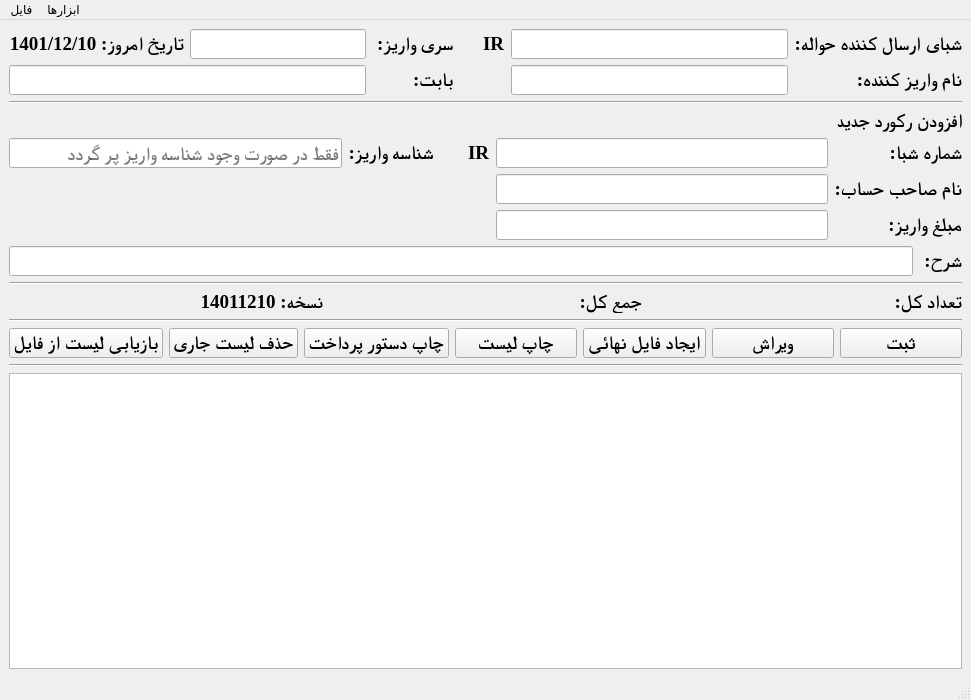
Above: mainwindow.ui from ahmadbabayi/QtBmipaya before the change. Below: the same form after it.
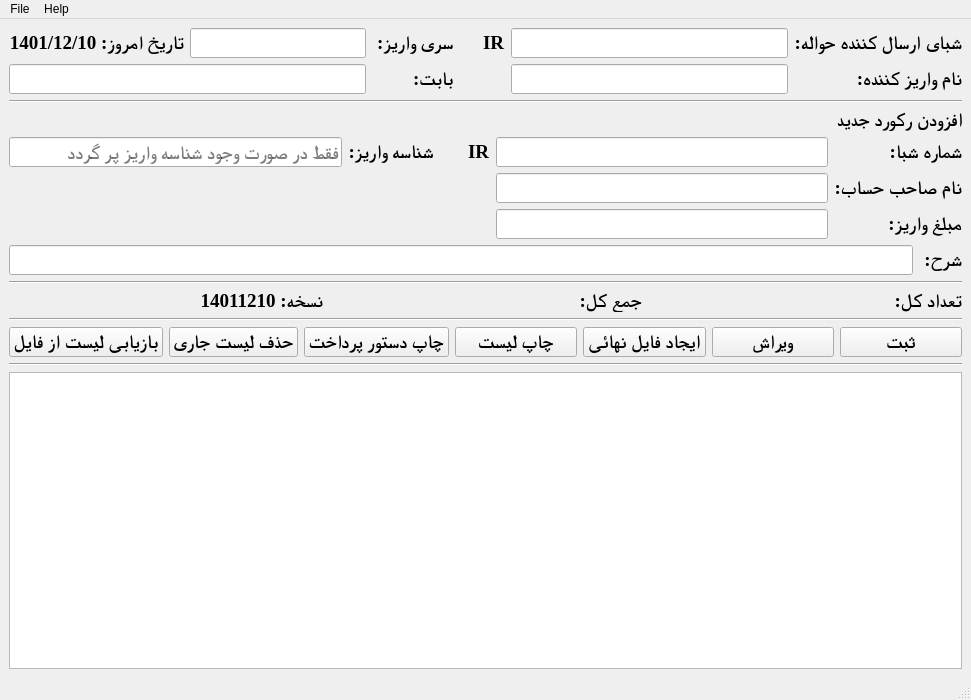
That is the form after the change.

Commit message: Help menu created.

```diff
--- a/mainwindow.ui
+++ b/mainwindow.ui
@@ -390,12 +390,12 @@
      <x>0</x>
      <y>0</y>
      <width>971</width>
-     <height>23</height>
+     <height>22</height>
     </rect>
    </property>
    <widget class="QMenu" name="menu">
     <property name="title">
-     <string>فایل</string>
+     <string>File</string>
     </property>
     <addaction name="Excelmport"/>
     <addaction name="ExcelExport"/>
@@ -404,7 +404,7 @@
    </widget>
    <widget class="QMenu" name="menu_2">
     <property name="title">
-     <string>ابزارها</string>
+     <string>Help</string>
     </property>
     <addaction name="action_8"/>
     <addaction name="action_9"/>
```
Left out of the diff: 16 changed lines with no effect on the pictures. The commit also changes 6 other files.
